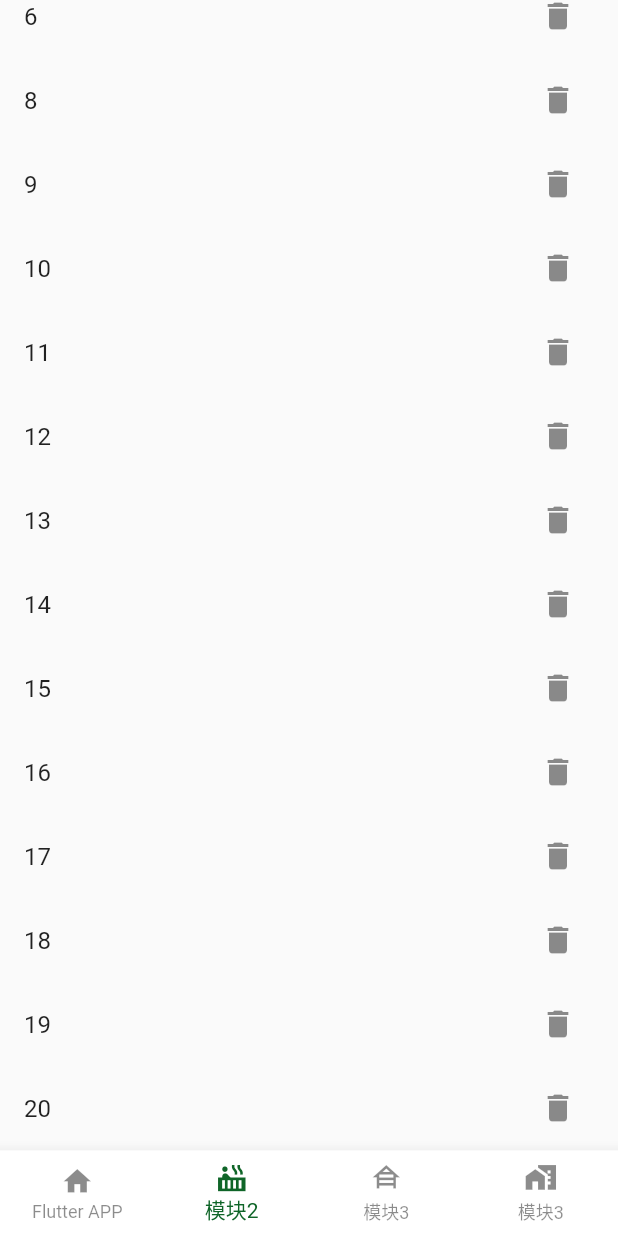
After one commit to Fitem/flutter_news, a Flutter app: the screen it shows after launch, item 2 of the bottom bar chosen, scrolled down 409 dp, after a tap on the "delete" icon, on a phone screen of 412 x 824 dp. The commit adds this screen. Run offline on Flutter 3.47's test engine with Material 2 defaults, Android fonts, the phone set to English and light mode, and no system bars; our stand-ins replace flutter_screenutil, fluttertoast, get, shared_preferences.

Commit message:
新增下拉刷新组件

```diff
--- /dev/null
+++ b/lib/common/widget/pull_refresh_list_view.dart
@@ -0,0 +1,277 @@
+import 'dart:developer';
+
+import 'package:flutter/material.dart';
+import 'package:flutter_news/common/widget/line_view.dart';
+
+typedef PullRefreshCallback = Future<void> Function();
+
+///@describe 自定义ListView（下拉刷新，上拉加载更多）
+///
+///@author mi
+///
+///@time 2019/10/28
+// ignore: must_be_immutable
+class PullToRefreshListView extends StatefulWidget {
+  //item回调方法
+  IndexedWidgetBuilder itemBuilder;
+
+  //条目数
+  int itemCount;
+
+  double lineViewHeight = 0;
+
+  //分割线
+  Widget separatorView = LineView(height: 1);
+
+  //刷新回调
+  PullRefreshCallback onRefresh;
+
+  //加载更多回调
+  PullRefreshCallback onMoreRefresh;
+
+  //是否有下一页
+  bool hasMore = true;
+
+  //是否显示加载更多提示
+  bool showMore = false;
+
+  //是否正在加载中
+  bool isLoading = false;
+
+  PullToRefreshListView({
+    Key? key,
+    required this.itemBuilder,
+    required this.itemCount,
+    required this.onRefresh,
+    required this.onMoreRefresh,
+    this.hasMore = false,
+    this.isLoading = false,
+  }) : super(key: key);
+
+  PullToRefreshListView.separated({
+    Key? key,
+    required this.itemBuilder,
+    required this.itemCount,
+    required this.separatorView,
+    required this.onRefresh,
+    required this.onMoreRefresh,
+    this.hasMore = false,
+    this.isLoading = false,
+  }) : super(key: key);
+
+  @override
+  State<StatefulWidget> createState() {
+    return ListViewState();
+  }
+}
+
+//1、AutomaticKeepAliveClientMixin 保持各Tab状态，避免initState调用。
+//2、并实现对应的方法bool get wantKeepAlive => true
+class ListViewState extends State<PullToRefreshListView>
+    with AutomaticKeepAliveClientMixin {
+  late ScrollController _controller;
+
+  final globalKey = GlobalKey<AnimatedListState>();
+
+  @override
+  void initState() {
+    super.initState();
+
+    //PrintUtil.println('PullToRefreshListView.initState--->');
+
+    _controller = ScrollController();
+    _controller.addListener(() {
+      if (_controller.position.pixels == _controller.position.maxScrollExtent) {
+        if (!widget.isLoading) {
+          if (widget.hasMore) {
+            setState(() {
+              widget.isLoading = true;
+              widget.showMore = true;
+            });
+            widget.onMoreRefresh();
+          } else {
+            setState(() {
+              widget.showMore = true;
+            });
+          }
+        }
+      }
+    });
+  }
+
+  @override
+  void dispose() {
+    super.dispose();
+    //手动停止滑动监听
+    //PrintUtil.println('PullToRefreshListView.dispose');
+    _controller.dispose();
+  }
+
+  Widget buildLoadingWidget() {
+    return Center(
+      child: Row(
+          mainAxisAlignment: MainAxisAlignment.center,
+          children: const <Widget>[
+            Text('Loading...',
+                style: TextStyle(color: Colors.blue, fontSize: 16)),
+          ]),
+    );
+  }
+
+  Widget buildNODataWidget() {
+    return Center(
+        child:
+            Row(mainAxisAlignment: MainAxisAlignment.center, children: <Widget>[
+      const Text('No data'),
+      GestureDetector(
+          onTap: _onTap,
+          child: const Text(
+            ' Click refresh',
+            style: TextStyle(color: Colors.blue, fontSize: 16),
+          ))
+    ]));
+  }
+
+  void _onTap() {
+    widget.onRefresh();
+  }
+
+  void update(List<String> data){
+    int size = widget.itemCount - data.length;
+      if(size > 0){
+        for(int i = size - 1 ; i >= 0 ; i++){
+          globalKey.currentState!.removeItem(i, (context, animation) {
+            return FadeTransition(
+              opacity: CurvedAnimation(
+                parent: animation,
+                //让透明度变化的更快一些
+                curve: const Interval(0.5, 1.0),
+              ),
+              // 不断缩小列表项的高度
+              child: SizeTransition(
+                sizeFactor: animation,
+                axisAlignment: 0.0,
+                child: _buildItem(i, context),
+              ),
+            );
+          },
+          duration: const Duration(seconds: 0));
+        }
+      } else if(size < 0) {
+        for(int i = 0 ; i < -size ; i++) {
+          globalKey.currentState!.insertItem(i, duration: const Duration(seconds: 0));
+        }
+      }
+  }
+
+  void removeItem(int index, List<String> data) {
+    globalKey.currentState!.removeItem(
+      index,
+      (context, animation) {
+        // 删除过程执行的是反向动画，animation.value 会从1变为0
+        var item = _buildItem(index, context);
+        data.removeAt(index);
+        widget.itemCount = data.length;
+        // 删除动画是一个合成动画：渐隐 + 缩小列表项告诉
+        return FadeTransition(
+          opacity: CurvedAnimation(
+            parent: animation,
+            //让透明度变化的更快一些
+            curve: const Interval(0.5, 1.0),
+          ),
+          // 不断缩小列表项的高度
+          child: SizeTransition(
+            sizeFactor: animation,
+            axisAlignment: 0.0,
+            child: item,
+          ),
+        );
+      },
+      duration: const Duration(milliseconds: 300), // 动画时间为 200 ms
+    );
+  }
+
+  @override
+  Widget build(BuildContext context) {
+    super.build(context);
+
+    log("itemCount:${widget.itemCount}");
+    if (widget.itemCount <= 0) {
+      return buildNODataWidget();
+    }
+
+    return RefreshIndicator(
+      onRefresh: () {
+        setState(() {
+          widget.isLoading = false;
+          widget.showMore = false;
+        });
+        return widget.onRefresh();
+      },
+      child: AnimatedList(
+        key: globalKey,
+        controller: _controller,
+        itemBuilder: (
+          BuildContext context,
+          int index,
+          Animation<double> animation,
+        ) {
+          return _buildItem(index, context);
+        },
+        initialItemCount: widget.itemCount + 1,
+
+        ///解决item太少导致无法下拉刷新问题
+        physics: const AlwaysScrollableScrollPhysics(),
+      ),
+    );
+  }
+
+  Widget _buildItem(int index, BuildContext context) {
+    if (index == widget.itemCount) {
+      if (widget.showMore) {
+        return widget.hasMore ? const LoadMoreView() : const NoMoreView();
+      } else {
+        return Container();
+      }
+    } else {
+      return widget.itemBuilder(context, index);
+    }
+  }
+
+  @override
+  bool get wantKeepAlive => true;
+}
+
+class LoadMoreView extends StatelessWidget {
+  const LoadMoreView({Key? key}) : super(key: key);
+
+  @override
+  Widget build(BuildContext context) {
+    return Center(
+        child: Row(
+            mainAxisAlignment: MainAxisAlignment.center,
+            children: const <Widget>[
+          SizedBox(
+              width: 20,
+              height: 20,
+              child: CircularProgressIndicator(strokeWidth: 2)),
+          Padding(
+              padding: EdgeInsets.all(10),
+              child: Text('loading',
+                  style: TextStyle(color: Colors.grey, fontSize: 13)))
+        ]));
+  }
+}
+
+class NoMoreView extends StatelessWidget {
+  const NoMoreView({Key? key}) : super(key: key);
+
+  @override
+  Widget build(BuildContext context) {
+    return const Center(
+        child: Padding(
+            padding: EdgeInsets.all(2),
+            child: Text('The end',
+                style: TextStyle(color: Colors.grey, fontSize: 13))));
+  }
+}
--- a/lib/modules/home/screen/head_screen.dart
+++ b/lib/modules/home/screen/head_screen.dart
@@ -4,6 +4,72 @@ import 'package:flutter_news/common/base/base_widget.dart';
 ///  Name:
 ///  Created by leiguangwu on 2022/2/13
 class HeadScreen extends BaseWidget {
+
+  final globalKey = GlobalKey<AnimatedListState>();
+  var data = <String>[];
+  int counter = 5;
+
+  void onDelete(context, index) {
+    globalKey.currentState!.removeItem(
+      index,
+          (context, animation) {
+        // 删除过程执行的是反向动画，animation.value 会从1变为0
+        var item = buildItem(context, index);
+        print('删除 ${data[index]}');
+        data.removeAt(index);
+        // 删除动画是一个合成动画：渐隐 + 缩小列表项告诉
+        return FadeTransition(
+          opacity: CurvedAnimation(
+            parent: animation,
+            //让透明度变化的更快一些
+            curve: const Interval(0.5, 1.0),
+          ),
+          // 不断缩小列表项的高度
+          child: SizeTransition(
+            sizeFactor: animation,
+            axisAlignment: 0.0,
+            child: item,
+          ),
+        );
+      },
+      duration: Duration(milliseconds: 200), // 动画时间为 200 ms
+    );
+  }
+
+  // 创建一个 “+” 按钮，点击后会向列表中插入一项
+  Widget buildAddBtn() {
+    return Positioned(
+      child: FloatingActionButton(
+        child: Icon(Icons.add),
+        onPressed: () {
+          // 添加一个列表项
+          data.add('${++counter}');
+          // 告诉列表项有新添加的列表项
+          globalKey.currentState!.insertItem(data.length - 1);
+          print('添加 $counter');
+        },
+      ),
+      bottom: 30,
+      left: 0,
+      right: 0,
+    );
+  }
+
+  // 构建列表项
+  Widget buildItem(context, index) {
+    String char = data[index];
+    return ListTile(
+      //数字不会重复，所以作为Key
+      key: ValueKey(char),
+      title: Text(char),
+      trailing: IconButton(
+        icon: Icon(Icons.delete),
+        // 点击时删除
+        onPressed: () => onDelete(context, index),
+      ),
+    );
+  }
+
 
   @override
   AppBar? buildAppBar() {
@@ -12,11 +78,33 @@ class HeadScreen extends BaseWidget {
 
   @override
   Widget? buildBody() {
-    return null;
+    for (var i = 0; i < counter; i++) {
+      data.add('${i + 1}');
+    }
+    return Stack(
+      children: [
+        AnimatedList(
+          key: globalKey,
+          initialItemCount: data.length,
+          itemBuilder: (
+              BuildContext context,
+              int index,
+              Animation<double> animation,
+              ) {
+            //添加列表项时会执行渐显动画
+            return FadeTransition(
+              opacity: animation,
+              child: buildItem(context, index),
+            );
+          },
+        ),
+        buildAddBtn(),
+      ],
+    );
   }
 
   @override
   Widget build(BuildContext context) {
-    return Container();
+    return buildBody()!;
   }
 }
--- a/lib/modules/home/screen/second_screen.dart
+++ b/lib/modules/home/screen/second_screen.dart
@@ -1,22 +1,89 @@
 import 'package:flutter/material.dart';
 import 'package:flutter_news/common/base/base_widget.dart';
+import 'package:flutter_news/common/widget/line_view.dart';
+import 'package:flutter_news/common/widget/pull_refresh_list_view.dart';
 
 ///  Name:
 ///  Created by leiguangwu on 2022/2/13
-class SecondScreen extends BaseWidget {
+class SecondScreen extends StatefulWidget {
 
   @override
-  AppBar? buildAppBar() {
-    return null;
+  _SecondState createState() => _SecondState();
+}
+
+class _SecondState extends State<SecondScreen> {
+  final globalKey = GlobalKey<ListViewState>();
+  var data = <String>[];
+  int counter = 20;
+  ///是否有下一页
+  final bool _hasMore = false;
+
+  void onDelete(context, index) {
+    globalKey.currentState?.removeItem(index, data);
+  }
+
+  // 构建列表项
+  Widget buildItem(context, index) {
+    String char = data[index];
+    return ListTile(
+      //数字不会重复，所以作为Key
+      key: ValueKey(char),
+      title: Text(char),
+      trailing: IconButton(
+        icon: Icon(Icons.delete),
+        // 点击时删除
+        onPressed: () => onDelete(context, index),
+      ),
+    );
+  }
+
+  ///列表刷新
+  Future<void> _onRefresh() async {
+    if(mounted) {
+      setState(() {
+        data = [];
+        for (var i = 0; i < counter; i++) {
+          data.add('${i + 1}');
+        }
+        globalKey.currentState?.update(data);
+      });
+    }
+  }
+
+  ///请求加载更多
+  Future<void> _loadMore() async {
+    setState(() {
+      for (var i = 0; i < counter; i++) {
+        data.add('${i + 1}');
+      }
+      globalKey.currentState?.update(data);
+    });
+  }
+
+
+  Widget buildBody() {
+    return PullToRefreshListView.separated(
+      key: globalKey,
+      itemCount: data.length,
+      itemBuilder: (BuildContext context, int index) {
+        return buildItem(context, index);
+      },
+      onRefresh: _onRefresh,
+      onMoreRefresh: _loadMore,
+      hasMore: _hasMore,
+      separatorView: LineView(height: 0),
+    );
   }
 
   @override
-  Widget? buildBody() {
-    return null;
+  void initState() {
+    super.initState();
+    _onRefresh();
   }
 
   @override
   Widget build(BuildContext context) {
-    return Container();
+    return buildBody();
   }
+
 }
--- a/pubspec.yaml
+++ b/pubspec.yaml
@@ -15,7 +15,7 @@ publish_to: 'none' # Remove this line if you wish to publish to pub.dev
 # In iOS, build-name is used as CFBundleShortVersionString while build-number used as CFBundleVersion.
 # Read more about iOS versioning at
 # https://developer.apple.com/library/archive/documentation/General/Reference/InfoPlistKeyReference/Articles/CoreFoundationKeys.html
-version: 1.0.0+1
+version: 1.0.1+2
 
 environment:
   sdk: ">=2.15.1 <3.0.0"
```
Also changed, not shown: lib/common/widget/line_view.dart (added, +27 -0 lines), pubspec.lock.
